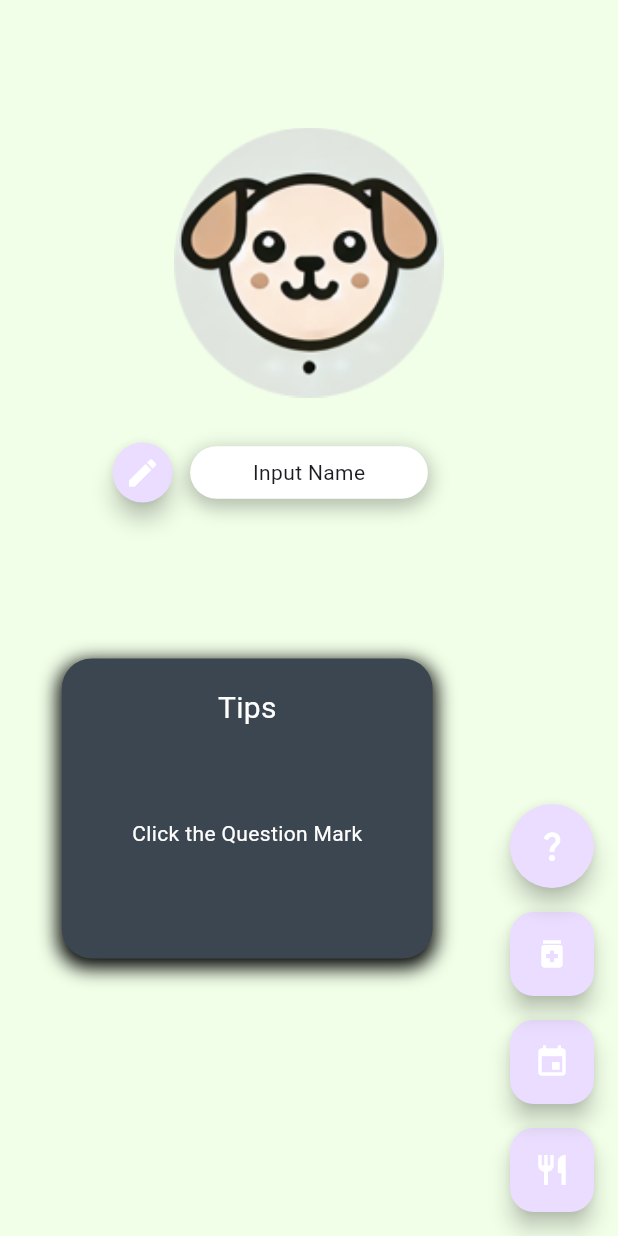
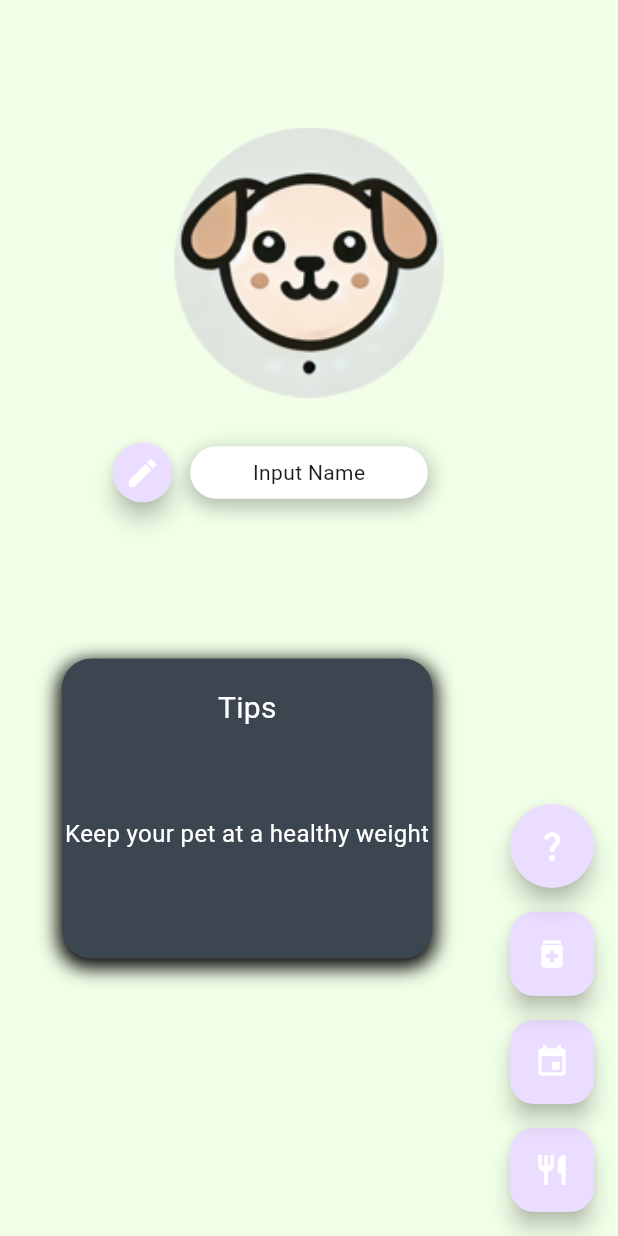
Before and after one commit to Ruhisawant/Pet-Care-App, a Flutter app: the screen it shows after launch, after a tap on the "question mark" icon, on a phone screen of 412 x 824 dp. Run offline on Flutter 3.47's test engine with Material 3 defaults, Android fonts, the phone set to English and light mode, and no system bars; our stand-ins replace sqflite, table_calendar; accounts and stored records are empty.

Commit message:
Database jazz

```diff
--- /dev/null
+++ b/lib/database_helper.dart
@@ -0,0 +1,235 @@
+import 'package:sqflite/sqflite.dart';
+import 'package:path/path.dart';
+
+class DogTip {
+  final int? id;
+  final String title;
+  final String content;
+  final String category;
+  final DateTime createdAt;
+
+  DogTip({
+    this.id,
+    required this.title,
+    required this.content,
+    required this.category,
+    required this.createdAt,
+  });
+
+  Map<String, dynamic> toMap() {
+    return {
+      'id': id,
+      'title': title,
+      'content': content,
+      'category': category,
+      'created_at': createdAt.toIso8601String(),
+    };
+  }
+
+  factory DogTip.fromMap(Map<String, dynamic> map) {
+    return DogTip(
+      id: map['id'],
+      title: map['title'],
+      content: map['content'],
+      category: map['category'],
+      createdAt: DateTime.parse(map['created_at']),
+    );
+  }
+}
+
+class DatabaseHelper {
+  static final DatabaseHelper instance = DatabaseHelper._init();
+  static Database? _database;
+
+  DatabaseHelper._init();
+
+  Future<Database> get database async {
+    if (_database != null) return _database!;
+    _database = await _initDB('dog_tips.db');
+    return _database!;
+  }
+
+  Future<Database> _initDB(String filePath) async {
+    final dbPath = await getDatabasesPath();
+    final path = join(dbPath, filePath);
+
+    return await openDatabase(
+      path,
+      version: 1,
+      onCreate: _createDB,
+    );
+  }
+
+  Future<void> _createDB(Database db, int version) async {
+    await db.execute('''
+      CREATE TABLE dog_tips(
+        id INTEGER PRIMARY KEY AUTOINCREMENT,
+        title TEXT NOT NULL,
+        content TEXT NOT NULL,
+        category TEXT NOT NULL,
+        created_at TEXT NOT NULL
+      )
+    ''');
+  }
+
+  // Create a new tip
+  Future<int> insertTip(DogTip tip) async {
+    final db = await database;
+    return await db.insert('dog_tips', tip.toMap());
+  }
+
+  // Get all tips
+  Future<List<DogTip>> getAllTips() async {
+    final db = await database;
+    final List<Map<String, dynamic>> maps = await db.query('dog_tips');
+    return List.generate(maps.length, (i) => DogTip.fromMap(maps[i]));
+  }
+
+  // Get tips by category
+  Future<List<DogTip>> getTipsByCategory(String category) async {
+    final db = await database;
+    final List<Map<String, dynamic>> maps = await db.query(
+      'dog_tips',
+      where: 'category = ?',
+      whereArgs: [category],
+    );
+    return List.generate(maps.length, (i) => DogTip.fromMap(maps[i]));
+  }
+
+  // Get a single tip by id
+  Future<DogTip?> getTip(int id) async {
+    final db = await database;
+    final List<Map<String, dynamic>> maps = await db.query(
+      'dog_tips',
+      where: 'id = ?',
+      whereArgs: [id],
+    );
+
+    if (maps.isEmpty) return null;
+    return DogTip.fromMap(maps.first);
+  }
+
+  // Update a tip
+  Future<int> updateTip(DogTip tip) async {
+    final db = await database;
+    return await db.update(
+      'dog_tips',
+      tip.toMap(),
+      where: 'id = ?',
+      whereArgs: [tip.id],
+    );
+  }
+
+  // Delete a tip
+  Future<int> deleteTip(int id) async {
+    final db = await database;
+    return await db.delete(
+      'dog_tips',
+      where: 'id = ?',
+      whereArgs: [id],
+    );
+  }
+
+  // Get all categories
+  Future<List<String>> getAllCategories() async {
+    final db = await database;
+    final List<Map<String, dynamic>> maps = await db.query(
+      'dog_tips',
+      distinct: true,
+      columns: ['category'],
+    );
+    return List.generate(maps.length, (i) => maps[i]['category'] as String);
+  }
+
+  // Populate database with default tips
+  Future<void> populateDefaultTips() async {
+    final db = await database;
+    final List<Map<String, dynamic>> existingTips = await db.query('dog_tips');
+
+    if (existingTips.isEmpty) {
+      final List<DogTip> defaultTips = [
+        DogTip(
+          title: 'Weight Management',
+          content: 'Keep your pet at a healthy weight',
+          category: 'Health',
+          createdAt: DateTime.now(),
+        ),
+        DogTip(
+          title: 'Exercise',
+          content: 'Exercise your pet',
+          category: 'Health',
+          createdAt: DateTime.now(),
+        ),
+        DogTip(
+          title: 'Nutrition',
+          content: 'Feed your pet a balanced, nutritious diet',
+          category: 'Health',
+          createdAt: DateTime.now(),
+        ),
+        DogTip(
+          title: 'Bonding',
+          content: 'Touch your dog\'s nose',
+          category: 'Bonding',
+          createdAt: DateTime.now(),
+        ),
+        DogTip(
+          title: 'Emergency Preparedness',
+          content: 'Make a "pet first aid" kit',
+          category: 'Safety',
+          createdAt: DateTime.now(),
+        ),
+        DogTip(
+          title: 'Insurance',
+          content: 'Get pet insurance',
+          category: 'Safety',
+          createdAt: DateTime.now(),
+        ),
+        DogTip(
+          title: 'Hygiene',
+          content: 'Clean Bowls Daily',
+          category: 'Hygiene',
+          createdAt: DateTime.now(),
+        ),
+        DogTip(
+          title: 'Grooming',
+          content: 'Trim Nails',
+          category: 'Grooming',
+          createdAt: DateTime.now(),
+        ),
+        DogTip(
+          title: 'Ear Care',
+          content: 'Clean Ears',
+          category: 'Grooming',
+          createdAt: DateTime.now(),
+        ),
+        DogTip(
+          title: 'Bathing',
+          content: 'Bathe When Needed',
+          category: 'Grooming',
+          createdAt: DateTime.now(),
+        ),
+      ];
+
+      for (var tip in defaultTips) {
+        await insertTip(tip);
+      }
+    }
+  }
+
+  // Get a random tip
+  Future<DogTip?> getRandomTip() async {
+    final db = await database;
+    final List<Map<String, dynamic>> maps = await db.query('dog_tips');
+
+    if (maps.isEmpty) return null;
+
+    final random = DateTime.now().millisecondsSinceEpoch % maps.length;
+    return DogTip.fromMap(maps[random]);
+  }
+
+  // Close the database
+  Future<void> close() async {
+    final db = await instance.database;
+    db.close();
+  }
+}
--- a/lib/main.dart
+++ b/lib/main.dart
@@ -2,8 +2,12 @@ import 'package:flutter/material.dart';
 import 'reminders.dart';
 import 'schedules.dart';
 import 'illness.dart';
+import 'database_helper.dart';
 
-void main() {
+void main() async {
+  WidgetsFlutterBinding.ensureInitialized();
+  final dbHelper = DatabaseHelper.instance;
+  await dbHelper.populateDefaultTips();
   runApp(const PetCareApp());
 }
 
@@ -36,6 +40,16 @@ class _MainPageState extends State<MainPage> {
   String _nameText = "Input Name";
   String _asset = "assets/images/Dog.png";
   String _tip = "Click the Question Mark";
+  final DatabaseHelper _dbHelper = DatabaseHelper.instance;
+
+  Future<void> _getRandomTip() async {
+    final tip = await _dbHelper.getRandomTip();
+    if (tip != null) {
+      setState(() {
+        _tip = tip.content;
+      });
+    }
+  }
 
   @override
   Widget build(BuildContext context) {
@@ -154,7 +168,8 @@ class _MainPageState extends State<MainPage> {
                           child: Center(
                             child: Text(
                               _tip,
-                              style: TextStyle(color: Colors.white),
+                              textAlign: TextAlign.center,
+                              style: TextStyle(color: Colors.white, fontSize: 16),
                             ),
                           ),
                         ),
@@ -203,7 +218,7 @@ class _MainPageState extends State<MainPage> {
           ),
           const SizedBox(height: 16),
           FloatingActionButton(
-            onPressed: () {},
+            onPressed: _getRandomTip,
             shape: CircleBorder(),
             child: const Icon(Icons.question_mark, color: Colors.white),
           ),
--- /dev/null
+++ b/lib/tips.txt
@@ -0,0 +1,10 @@
+Keep your pet at a healthy weight
+Exercise you pet
+Feed your pet a balanced, nutritious diet
+Touch your dog's nose
+Make a "pet first aid" kit
+Get pet insurance
+Clean Bowls Daily
+Trim Nails
+Clean Ears
+Bathe When Needed
--- a/pubspec.yaml
+++ b/pubspec.yaml
@@ -31,7 +31,8 @@ dependencies:
   flutter:
     sdk: flutter
   table_calendar: ^3.0.9
-
+  sqflite: ^2.3.2
+  path: ^1.8.3
 
   # The following adds the Cupertino Icons font to your application.
   # Use with the CupertinoIcons class for iOS style icons.
```
Also changed, not shown: pubspec.lock, 1 other file.
